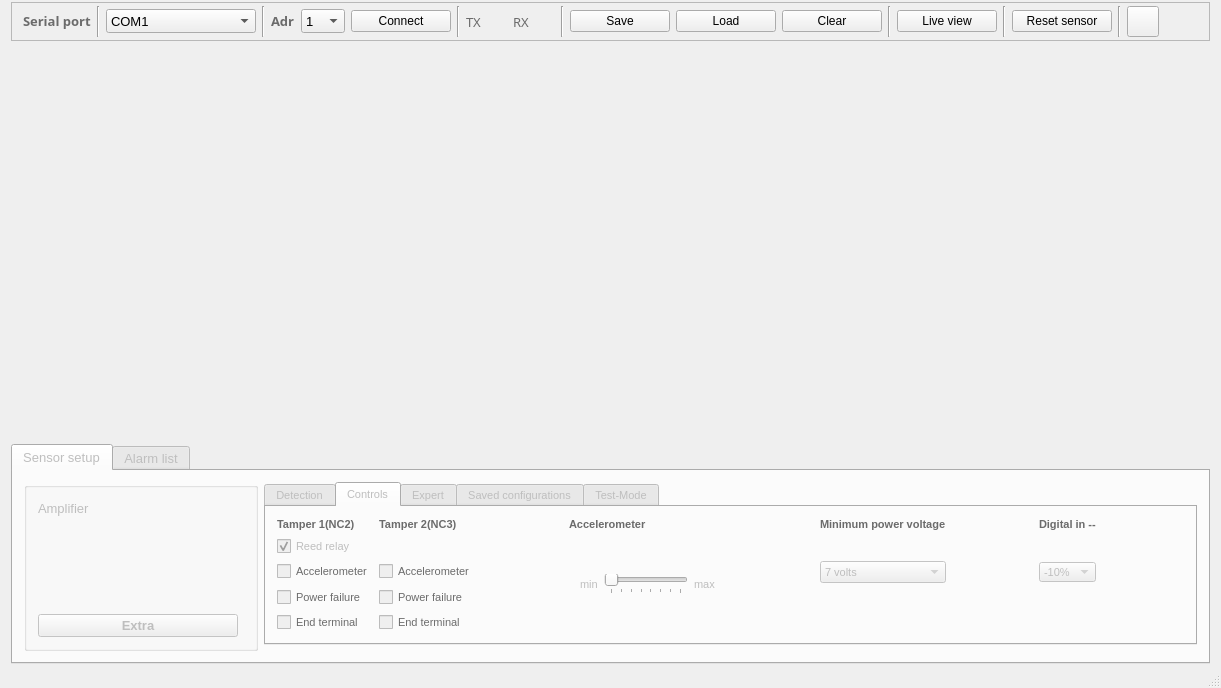
Old version of the form mainwindow.ui in the repository scsdima/mamba2_software_qt.
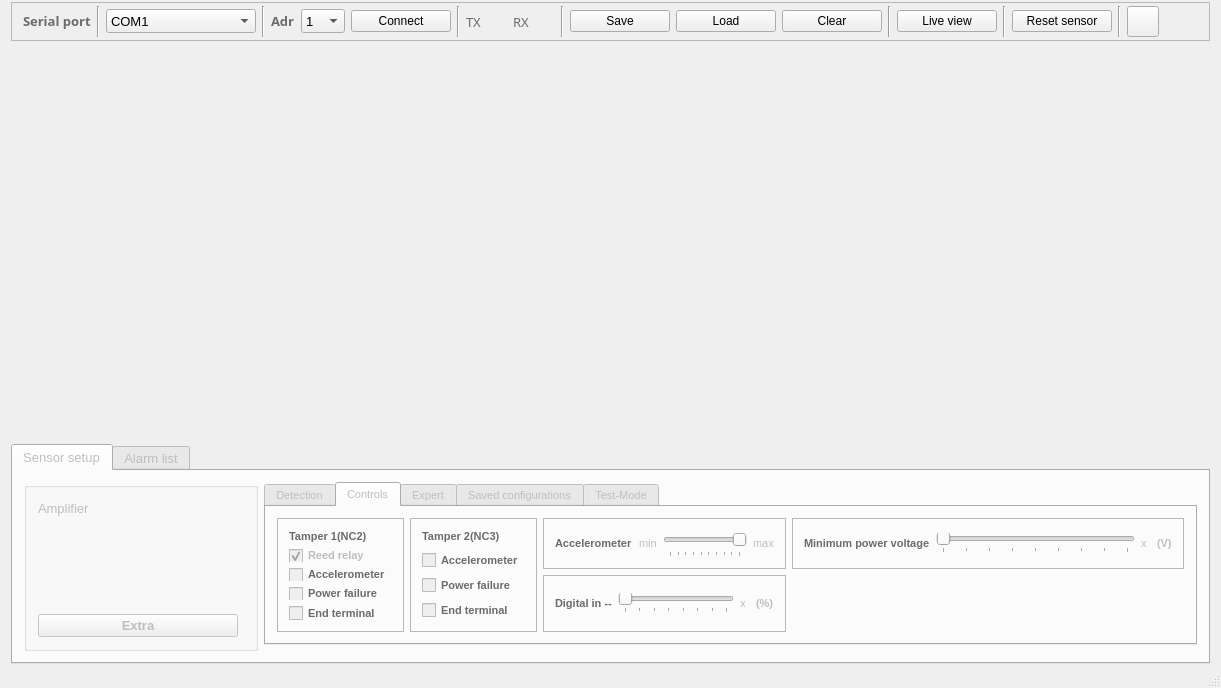
New version of the form. The open tabs and pages were chosen to show the change. Icons and pictures are not drawn. Custom widgets are drawn as their Qt base class.

Commit message: cosmetical changes and comboboxes in settings section changed to sliders

```diff
--- a/mainwindow.ui
+++ b/mainwindow.ui
@@ -450,79 +450,16 @@
             <string>Controls</string>
            </attribute>
            <layout class="QGridLayout" name="gridLayout_3">
-            <item row="4" column="1">
-             <widget class="QCheckBox" name="t2cable_cb">
-              <property name="font">
-               <font>
-                <family>Arial</family>
-                <pointsize>8</pointsize>
-                <weight>50</weight>
-                <bold>false</bold>
-               </font>
+            <item row="0" column="0" rowspan="4">
+             <widget class="QFrame" name="frame_4">
+              <property name="frameShape">
+               <enum>QFrame::StyledPanel</enum>
               </property>
-              <property name="styleSheet">
-               <string notr="true">color: rgb(107, 107, 107);</string>
+              <property name="frameShadow">
+               <enum>QFrame::Plain</enum>
               </property>
-              <property name="text">
-               <string>End terminal</string>
-              </property>
-             </widget>
-            </item>
-            <item row="4" column="0">
-             <widget class="QCheckBox" name="t1cable_cb">
-              <property name="font">
-               <font>
-                <family>Arial</family>
-                <pointsize>8</pointsize>
-                <weight>50</weight>
-                <bold>false</bold>
-               </font>
-              </property>
-              <property name="styleSheet">
-               <string notr="true">color: rgb(107, 107, 107);</string>
-              </property>
-              <property name="text">
-               <string>End terminal</string>
-              </property>
-             </widget>
-            </item>
-            <item row="3" column="1">
-             <widget class="QCheckBox" name="t2pwr_cb">
-              <property name="font">
-               <font>
-                <family>Arial</family>
-                <pointsize>8</pointsize>
-                <weight>50</weight>
-                <bold>false</bold>
-               </font>
-              </property>
-              <property name="styleSheet">
-               <string notr="true">color: rgb(107, 107, 107);</string>
-              </property>
-              <property name="text">
-               <string>Power failure</string>
-              </property>
-             </widget>
-            </item>
-            <item row="3" column="0">
-             <widget class="QCheckBox" name="t1pwr_cb">
-              <property name="font">
-               <font>
-                <family>Arial</family>
-                <pointsize>8</pointsize>
-                <weight>50</weight>
-                <bold>false</bold>
-               </font>
-              </property>
-              <property name="styleSheet">
-               <string notr="true">color: rgb(107, 107, 107);</string>
-              </property>
-              <property name="text">
-               <string>Power failure</string>
-              </property>
-             </widget>
-            </item>
-            <item row="0" column="0">
+              <layout class="QVBoxLayout" name="verticalLayout_5">
+               <item>
              <widget class="QLabel" name="label_11">
               <property name="sizePolicy">
                <sizepolicy hsizetype="Minimum" vsizetype="Minimum">
@@ -546,67 +483,7 @@
               </property>
              </widget>
             </item>
-            <item row="2" column="1">
-             <widget class="QCheckBox" name="t2acc_cb">
-              <property name="font">
-               <font>
-                <family>Arial</family>
-                <pointsize>8</pointsize>
-                <weight>50</weight>
-                <bold>false</bold>
-               </font>
-              </property>
-              <property name="styleSheet">
-               <string notr="true">color: rgb(107, 107, 107);</string>
-              </property>
-              <property name="text">
-               <string>Accelerometer</string>
-              </property>
-             </widget>
-            </item>
-            <item row="2" column="0">
-             <widget class="QCheckBox" name="t1acc_cb">
-              <property name="font">
-               <font>
-                <family>Arial</family>
-                <pointsize>8</pointsize>
-                <weight>50</weight>
-                <bold>false</bold>
-               </font>
-              </property>
-              <property name="styleSheet">
-               <string notr="true">color: rgb(107, 107, 107);</string>
-              </property>
-              <property name="text">
-               <string>Accelerometer</string>
-              </property>
-             </widget>
-            </item>
-            <item row="0" column="1">
-             <widget class="QLabel" name="label_12">
-              <property name="sizePolicy">
-               <sizepolicy hsizetype="Minimum" vsizetype="Minimum">
-                <horstretch>0</horstretch>
-                <verstretch>0</verstretch>
-               </sizepolicy>
-              </property>
-              <property name="font">
-               <font>
-                <family>Arial</family>
-                <pointsize>8</pointsize>
-                <weight>75</weight>
-                <bold>true</bold>
-               </font>
-              </property>
-              <property name="styleSheet">
-               <string notr="true">color: rgb(107, 107, 107);</string>
-              </property>
-              <property name="text">
-               <string>Tamper 2(NC3)</string>
-              </property>
-             </widget>
-            </item>
-            <item row="1" column="0">
+               <item>
              <widget class="QCheckBox" name="t1acc_cb_2">
               <property name="enabled">
                <bool>false</bool>
@@ -615,8 +492,8 @@
                <font>
                 <family>Arial</family>
                 <pointsize>8</pointsize>
-                <weight>50</weight>
-                <bold>false</bold>
+                   <weight>75</weight>
+                   <bold>true</bold>
                </font>
               </property>
               <property name="styleSheet">
@@ -630,7 +507,73 @@
               </property>
              </widget>
             </item>
-            <item row="0" column="6">
+               <item>
+                <widget class="QCheckBox" name="t1acc_cb">
+                 <property name="font">
+                  <font>
+                   <family>Arial</family>
+                   <pointsize>8</pointsize>
+                   <weight>75</weight>
+                   <bold>true</bold>
+                  </font>
+                 </property>
+                 <property name="styleSheet">
+                  <string notr="true">color: rgb(107, 107, 107);</string>
+                 </property>
+                 <property name="text">
+                  <string>Accelerometer</string>
+                 </property>
+                </widget>
+               </item>
+               <item>
+                <widget class="QCheckBox" name="t1pwr_cb">
+                 <property name="font">
+                  <font>
+                   <family>Arial</family>
+                   <pointsize>8</pointsize>
+                   <weight>75</weight>
+                   <bold>true</bold>
+                  </font>
+                 </property>
+                 <property name="styleSheet">
+                  <string notr="true">color: rgb(107, 107, 107);</string>
+                 </property>
+                 <property name="text">
+                  <string>Power failure</string>
+                 </property>
+                </widget>
+               </item>
+               <item>
+                <widget class="QCheckBox" name="t1cable_cb">
+                 <property name="font">
+                  <font>
+                   <family>Arial</family>
+                   <pointsize>8</pointsize>
+                   <weight>75</weight>
+                   <bold>true</bold>
+                  </font>
+                 </property>
+                 <property name="styleSheet">
+                  <string notr="true">color: rgb(107, 107, 107);</string>
+                 </property>
+                 <property name="text">
+                  <string>End terminal</string>
+                 </property>
+                </widget>
+               </item>
+              </layout>
+             </widget>
+            </item>
+            <item row="0" column="4" rowspan="2">
+             <widget class="QFrame" name="frame_2">
+              <property name="frameShape">
+               <enum>QFrame::StyledPanel</enum>
+              </property>
+              <property name="frameShadow">
+               <enum>QFrame::Plain</enum>
+              </property>
+              <layout class="QHBoxLayout" name="horizontalLayout_5">
+               <item>
              <widget class="QLabel" name="label_4">
               <property name="font">
                <font>
@@ -648,8 +591,71 @@
               </property>
              </widget>
             </item>
-            <item row="0" column="3">
-             <widget class="QLabel" name="label_3">
+               <item>
+                <widget class="QSlider" name="pwrtrig_sl">
+                 <property name="minimum">
+                  <number>7</number>
+                 </property>
+                 <property name="maximum">
+                  <number>15</number>
+                 </property>
+                 <property name="pageStep">
+                  <number>1</number>
+                 </property>
+                 <property name="orientation">
+                  <enum>Qt::Horizontal</enum>
+                 </property>
+                 <property name="tickPosition">
+                  <enum>QSlider::TicksBelow</enum>
+                 </property>
+                </widget>
+               </item>
+               <item>
+                <widget class="QLabel" name="label_33">
+                 <property name="minimumSize">
+                  <size>
+                   <width>10</width>
+                   <height>0</height>
+                  </size>
+                 </property>
+                 <property name="font">
+                  <font>
+                   <family>Arial</family>
+                  </font>
+                 </property>
+                 <property name="text">
+                  <string>x</string>
+                 </property>
+                </widget>
+               </item>
+               <item>
+                <widget class="QLabel" name="label_35">
+                 <property name="font">
+                  <font>
+                   <family>Arial</family>
+                   <weight>75</weight>
+                   <bold>true</bold>
+                  </font>
+                 </property>
+                 <property name="text">
+                  <string>(V)</string>
+                 </property>
+                </widget>
+               </item>
+              </layout>
+             </widget>
+            </item>
+            <item row="2" column="2" rowspan="2" colspan="2">
+             <widget class="QFrame" name="frame_3">
+              <property name="frameShape">
+               <enum>QFrame::StyledPanel</enum>
+              </property>
+              <property name="frameShadow">
+               <enum>QFrame::Plain</enum>
+              </property>
+              <layout class="QHBoxLayout" name="horizontalLayout_4">
+               <item>
+                <widget class="QLabel" name="label_5">
               <property name="font">
                <font>
                 <family>Arial</family>
@@ -662,18 +668,96 @@
                <string notr="true">color: rgb(107, 107, 107);</string>
               </property>
               <property name="text">
-               <string>Accelerometer</string>
+                  <string>Digital in --</string>
               </property>
              </widget>
             </item>
-            <item row="2" column="3" rowspan="2">
+               <item>
+                <widget class="QSlider" name="didown_sl">
+                 <property name="minimum">
+                  <number>10</number>
+                 </property>
+                 <property name="maximum">
+                  <number>80</number>
+                 </property>
+                 <property name="singleStep">
+                  <number>10</number>
+                 </property>
+                 <property name="orientation">
+                  <enum>Qt::Horizontal</enum>
+                 </property>
+                 <property name="tickPosition">
+                  <enum>QSlider::TicksBelow</enum>
+                 </property>
+                </widget>
+               </item>
+               <item>
+                <widget class="QLabel" name="label_32">
+                 <property name="minimumSize">
+                  <size>
+                   <width>10</width>
+                   <height>0</height>
+                  </size>
+                 </property>
+                 <property name="font">
+                  <font>
+                   <family>Arial</family>
+                  </font>
+                 </property>
+                 <property name="text">
+                  <string>x</string>
+                 </property>
+                </widget>
+               </item>
+               <item>
+                <widget class="QLabel" name="label_34">
+                 <property name="font">
+                  <font>
+                   <family>Arial</family>
+                   <weight>75</weight>
+                   <bold>true</bold>
+                  </font>
+                 </property>
+                 <property name="text">
+                  <string>(%)</string>
+                 </property>
+                </widget>
+               </item>
+              </layout>
+             </widget>
+            </item>
+            <item row="0" column="2" rowspan="2" colspan="2">
              <widget class="QFrame" name="frame">
               <property name="font">
                <font>
                 <pointsize>8</pointsize>
                </font>
               </property>
+              <property name="styleSheet">
+               <string notr="true"/>
+              </property>
+              <property name="frameShape">
+               <enum>QFrame::StyledPanel</enum>
+              </property>
               <layout class="QHBoxLayout" name="horizontalLayout">
+               <item>
+                <widget class="QLabel" name="label_3">
+                 <property name="font">
+                  <font>
+                   <family>Arial</family>
+                   <pointsize>8</pointsize>
+                   <weight>75</weight>
+                   <bold>true</bold>
+                  </font>
+                 </property>
+                 <property name="styleSheet">
+                  <string notr="true">color: rgb(107, 107, 107);</string>
+                 </property>
+                 <property name="text">
+                  <string>Accelerometer</string>
+                 </property>
+                </widget>
+               </item>
                <item>
                 <widget class="QLabel" name="label_26">
                  <property name="text">
@@ -684,7 +768,7 @@
                <item>
                 <widget class="QSlider" name="acc_sens_sl">
                  <property name="sizePolicy">
-                  <sizepolicy hsizetype="Expanding" vsizetype="Maximum">
+                  <sizepolicy hsizetype="Expanding" vsizetype="Preferred">
                    <horstretch>0</horstretch>
                    <verstretch>0</verstretch>
                   </sizepolicy>
@@ -698,8 +782,11 @@
                  <property name="toolTip">
                   <string>Sensitivity (min:3 max:10)</string>
                  </property>
+                 <property name="styleSheet">
+                  <string notr="true"/>
+                 </property>
                  <property name="minimum">
-                  <number>3</number>
+                  <number>1</number>
                  </property>
                  <property name="maximum">
                   <number>10</number>
@@ -710,6 +797,9 @@
                  <property name="orientation">
                   <enum>Qt::Horizontal</enum>
                  </property>
+                 <property name="invertedAppearance">
+                  <bool>true</bool>
+                 </property>
                  <property name="tickPosition">
                   <enum>QSlider::TicksBelow</enum>
                  </property>
@@ -725,66 +815,72 @@
               </layout>
              </widget>
             </item>
-            <item row="1" column="6" rowspan="3">
-             <widget class="QComboBox" name="pwrtrig_cmb">
+            <item row="0" column="1" rowspan="4">
+             <widget class="QFrame" name="frame_5">
+              <property name="frameShape">
+               <enum>QFrame::StyledPanel</enum>
+              </property>
+              <property name="frameShadow">
+               <enum>QFrame::Plain</enum>
+              </property>
+              <layout class="QVBoxLayout" name="verticalLayout_6">
+               <item>
+                <widget class="QLabel" name="label_12">
+                 <property name="sizePolicy">
+                  <sizepolicy hsizetype="Minimum" vsizetype="Minimum">
+                   <horstretch>0</horstretch>
+                   <verstretch>0</verstretch>
+                  </sizepolicy>
+                 </property>
               <property name="font">
                <font>
                 <family>Arial</family>
                 <pointsize>8</pointsize>
-               </font>
-              </property>
-              <property name="editable">
-               <bool>false</bool>
-              </property>
-              <item>
+                   <weight>75</weight>
+                   <bold>true</bold>
+                  </font>
+                 </property>
+                 <property name="styleSheet">
+                  <string notr="true">color: rgb(107, 107, 107);</string>
+                 </property>
                <property name="text">
-                <string>7 volts</string>
-               </property>
+                  <string>Tamper 2(NC3)</string>
+                 </property>
+                </widget>
               </item>
               <item>
-               <property name="text">
-                <string>8 volts</string>
-               </property>
-              </item>
-              <item>
-               <property name="text">
-                <string>9 volts</string>
-               </property>
+                <spacer name="verticalSpacer">
+                 <property name="orientation">
+                  <enum>Qt::Vertical</enum>
+                 </property>
+                 <property name="sizeHint" stdset="0">
+                  <size>
+                   <width>20</width>
+                   <height>40</height>
+                  </size>
+                 </property>
+                </spacer>
               </item>
               <item>
-               <property name="text">
-                <string>10 volts</string>
-               </property>
-              </item>
-              <item>
-               <property name="text">
-                <string>11 volts</string>
-               </property>
-              </item>
-              <item>
+                <widget class="QCheckBox" name="t2acc_cb">
+                 <property name="font">
+                  <font>
+                   <family>Arial</family>
+                   <pointsize>8</pointsize>
+                   <weight>75</weight>
+                   <bold>true</bold>
+                  </font>
+                 </property>
+                 <property name="styleSheet">
+                  <string notr="true">color: rgb(107, 107, 107);</string>
+                 </property>
                <property name="text">
-                <string>12 volts</string>
-               </property>
-              </item>
-              <item>
-               <property name="text">
-                <string>13 volts</string>
-               </property>
-              </item>
-              <item>
-               <property name="text">
-                <string>14 volts</string>
-               </property>
-              </item>
-              <item>
-               <property name="text">
-                <string>15 volts</string>
-               </property>
-              </item>
-             </widget>
-            </item>
-            <item row="0" column="8">
-             <widget class="QLabel" name="label_5">
+                  <string>Accelerometer</string>
+                 </property>
+                </widget>
+               </item>
+               <item>
+                <widget class="QCheckBox" name="t2pwr_cb">
               <property name="font">
                <font>
                 <family>Arial</family>
@@ -797,114 +893,30 @@
                <string notr="true">color: rgb(107, 107, 107);</string>
               </property>
               <property name="text">
-               <string>Digital in --</string>
+                  <string>Power failure</string>
               </property>
              </widget>
             </item>
-            <item row="2" column="8">
-             <widget class="QComboBox" name="didown_cmb">
+               <item>
+                <widget class="QCheckBox" name="t2cable_cb">
               <property name="font">
                <font>
                 <family>Arial</family>
                 <pointsize>8</pointsize>
-               </font>
-              </property>
-              <property name="editable">
-               <bool>false</bool>
-              </property>
-              <item>
+                   <weight>75</weight>
+                   <bold>true</bold>
+                  </font>
+                 </property>
+                 <property name="styleSheet">
+                  <string notr="true">color: rgb(107, 107, 107);</string>
+                 </property>
                <property name="text">
-                <string>-10%</string>
-               </property>
-              </item>
-              <item>
-               <property name="text">
-                <string>-20%</string>
-               </property>
-              </item>
-              <item>
-               <property name="text">
-                <string>-30%</string>
-               </property>
-              </item>
-              <item>
-               <property name="text">
-                <string>-40%</string>
-               </property>
-              </item>
-              <item>
-               <property name="text">
-                <string>-50%</string>
-               </property>
-              </item>
-              <item>
-               <property name="text">
-                <string>-60%</string>
-               </property>
-              </item>
-              <item>
-               <property name="text">
-                <string>-70%</string>
-               </property>
-              </item>
-              <item>
-               <property name="text">
-                <string>-80%</string>
-               </property>
-              </item>
-             </widget>
-            </item>
-            <item row="2" column="9">
-             <spacer name="horizontalSpacer_6">
-              <property name="orientation">
-               <enum>Qt::Horizontal</enum>
-              </property>
-              <property name="sizeHint" stdset="0">
-               <size>
-                <width>40</width>
-                <height>20</height>
-               </size>
-              </property>
-             </spacer>
-            </item>
-            <item row="2" column="7">
-             <spacer name="horizontalSpacer_7">
-              <property name="orientation">
-               <enum>Qt::Horizontal</enum>
-              </property>
-              <property name="sizeHint" stdset="0">
-               <size>
-                <width>40</width>
-                <height>20</height>
-               </size>
-              </property>
-             </spacer>
-            </item>
-            <item row="2" column="4">
-             <spacer name="horizontalSpacer_8">
-              <property name="orientation">
-               <enum>Qt::Horizontal</enum>
-              </property>
-              <property name="sizeHint" stdset="0">
-               <size>
-                <width>40</width>
-                <height>20</height>
-               </size>
-              </property>
-             </spacer>
-            </item>
-            <item row="2" column="2">
-             <spacer name="horizontalSpacer_9">
-              <property name="orientation">
-               <enum>Qt::Horizontal</enum>
-              </property>
-              <property name="sizeHint" stdset="0">
-               <size>
-                <width>40</width>
-                <height>20</height>
-               </size>
-              </property>
-             </spacer>
+                  <string>End terminal</string>
+                 </property>
+                </widget>
+               </item>
+              </layout>
+             </widget>
             </item>
            </layout>
           </widget>
```
Left out of the diff: 43 changed lines with no effect on the pictures. Lines whose indentation alone changed are shown as unchanged. The commit also changes 11 other files.
